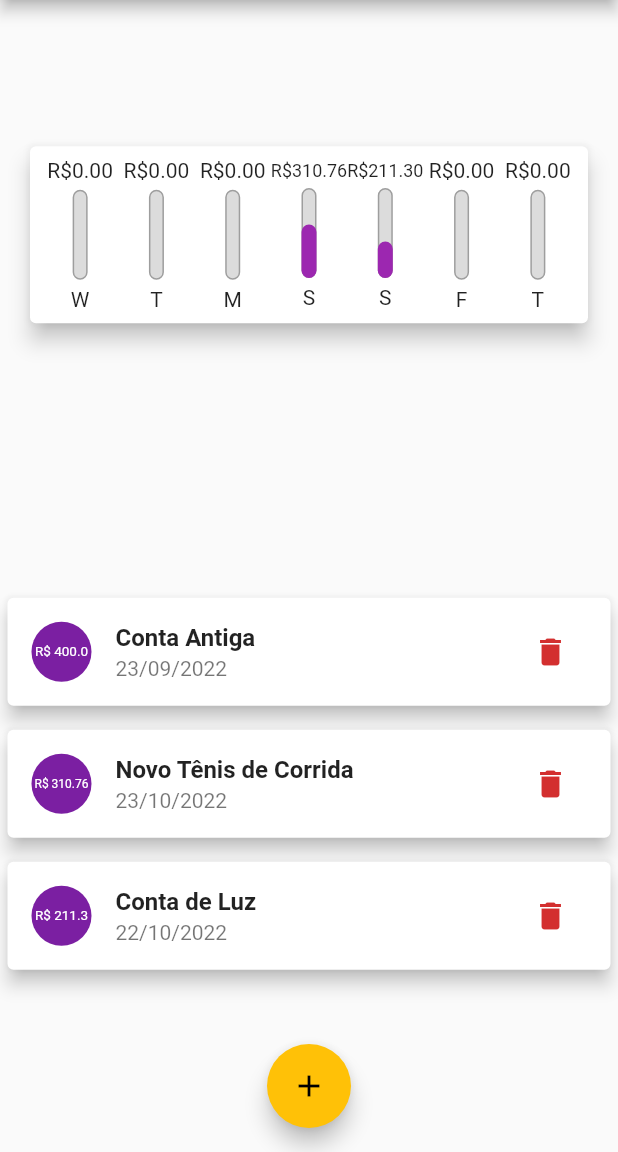
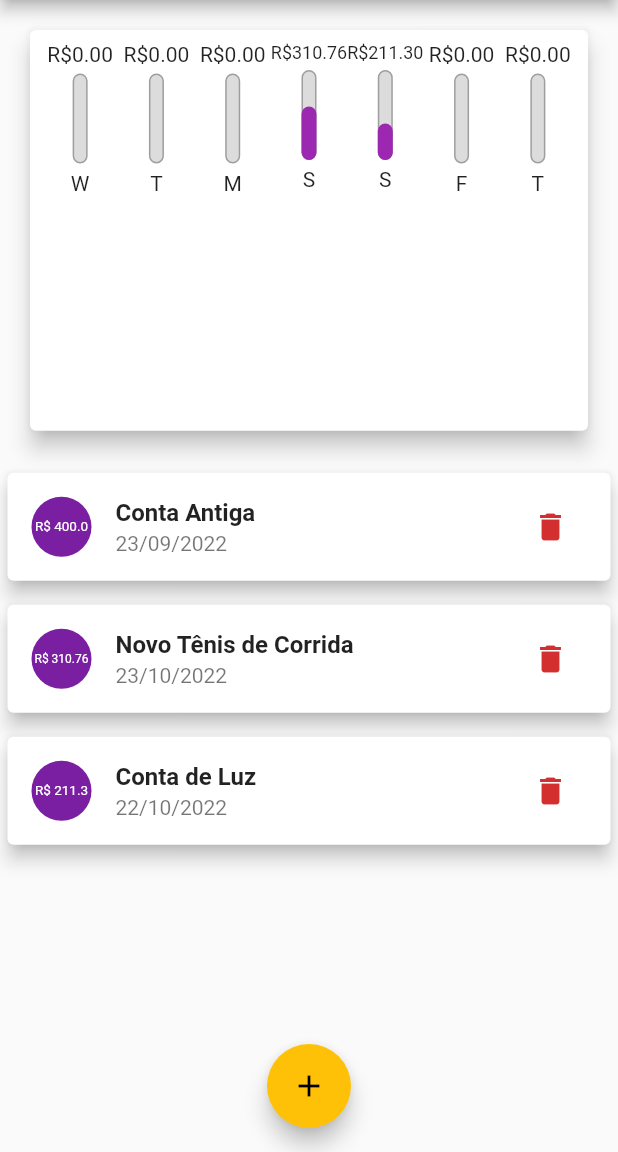
Before and after one commit to pjfernandes/expenses-version-2, a Flutter app: the screen it shows after launch, on a phone screen of 412 x 824 dp, the part 84-1236 px from its top. Run offline on Flutter 3.47's test engine with Material 2 defaults, Android fonts, the phone set to English and light mode, and no system bars.

Commit message:
responsive

```diff
--- a/lib/components/transaction_form.dart
+++ b/lib/components/transaction_form.dart
@@ -75,7 +75,7 @@ class _TransactionFormState extends State<TransactionForm> {
                       : DateFormat('dd/MM/y').format(_selectedDate!).toString(),
                   style: TextStyle(color: Colors.grey),
                 ),
-                FlatButton(
+                TextButton(
                   onPressed: _showDatePicker,
                   child: Text(
                     'Select date',
--- a/lib/components/transaction_list.dart
+++ b/lib/components/transaction_list.dart
@@ -11,7 +11,7 @@ class TransactionList extends StatelessWidget {
   @override
   Widget build(BuildContext context) {
     return Container(
-      height: 300,
+      height: MediaQuery.of(context).size.height * 0.6,
       child: transactions.isEmpty
           ? Column(
               children: [
--- a/lib/main.dart
+++ b/lib/main.dart
@@ -92,8 +92,7 @@ class _MyHomePageState extends State<MyHomePage> {
 
   @override
   Widget build(BuildContext context) {
-    return Scaffold(
-      appBar: AppBar(
+    final appbar = AppBar(
       title: Text("Expenses App"),
       actions: [
         IconButton(
@@ -101,18 +100,27 @@ class _MyHomePageState extends State<MyHomePage> {
           icon: Icon(Icons.add),
         ),
       ],
-      ),
+    );
+    final availableHeight = MediaQuery.of(context).size.height -
+        appbar.preferredSize.height -
+        MediaQuery.of(context).padding.top;
+    return Scaffold(
+      appBar: appbar,
       body: Column(
         mainAxisAlignment: MainAxisAlignment.spaceAround,
         crossAxisAlignment: CrossAxisAlignment.stretch,
         children: <Widget>[
           Container(
+            height: availableHeight * 0.4,
             width: double.infinity,
             child: Chart(recentTransactions),
           ),
-          TransactionList(
+          Container(
+            height: availableHeight * 0.6,
+            child: TransactionList(
               transactions: _transactions,
               onRemove: _removeTransaction,
+            ),
           ),
         ],
       ),
```
Also changed, not shown: pubspec.lock. Lines whose indentation alone changed are shown as unchanged.
